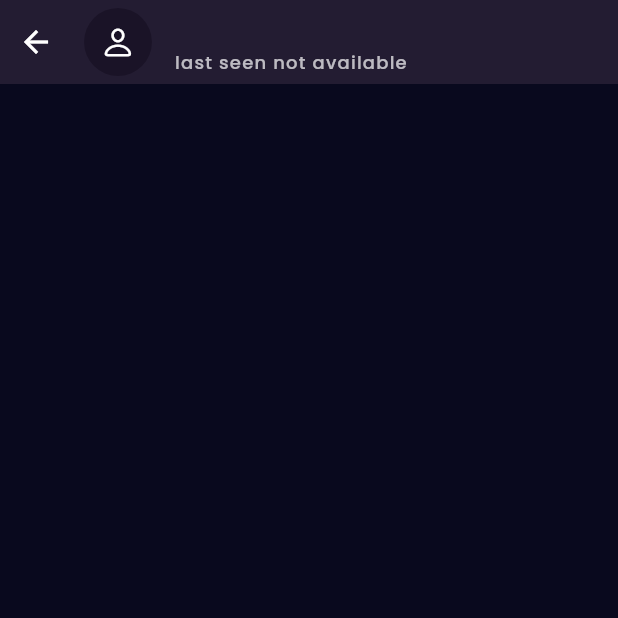
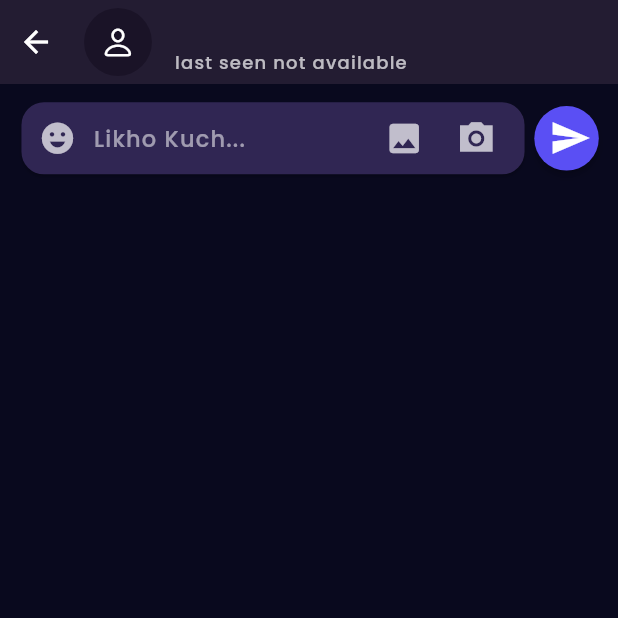
Before and after one commit to stp2003/Bakaiti, a Flutter app: the ChatScreen screen opened directly with empty values, on a phone screen of 412 x 824 dp, the top half of it. Run offline on Flutter 3.47's test engine with Material 3 defaults, Android fonts, the phone set to English and light mode, and no system bars; drawn by our look-alikes of cached_network_image; our stand-ins replace cloud_firestore, firebase_auth, firebase_core, firebase_storage, google_sign_in, image_picker; accounts and stored records are empty; network calls fail.

Commit message:
chat screen bottom input text field added

```diff
--- a/lib/constants/colors.dart
+++ b/lib/constants/colors.dart
@@ -3,7 +3,7 @@ import 'package:flutter/material.dart';
 const bgColor = Color.fromRGBO(16, 13, 34, 1);
 const cardColor = Color.fromRGBO(32, 24, 56, 1.0);
 const messageScreenColor = Color.fromRGBO(9, 9, 30, 1.0);
-const textFieldColor = Color.fromRGBO(24, 24, 84, 1.0);
+const textFieldColor = Color.fromRGBO(48, 38, 83, 1.0);
 const floatingActionButtonColor = Color.fromRGBO(90, 79, 244, 1.0);
 const appBarColor = Color.fromRGBO(26, 19, 39, 1.0);
 const greenColorField = Color.fromARGB(255, 64, 142, 12);
--- a/lib/screen/chat_screen.dart
+++ b/lib/screen/chat_screen.dart
@@ -28,8 +28,12 @@ class _ChatScreenState extends State<ChatScreen> {
           automaticallyImplyLeading: false,
           flexibleSpace: _appBar(),
         ),
-
         //?? body ->
+        body: Column(
+          children: [
+            _chatInput(),
+          ],
+        ),
       ),
     );
   }
@@ -102,4 +106,101 @@ class _ChatScreenState extends State<ChatScreen> {
       ),
     );
   }
+
+  //?? bottom chat input field ->
+  Widget _chatInput() {
+    //*** media query ->
+    final size = MediaQuery.of(context).size;
+
+    return Padding(
+      padding: EdgeInsets.symmetric(
+        vertical: size.height * .01,
+        horizontal: size.width * .025,
+      ),
+      child: Row(
+        children: [
+          //*** input field & buttons ->
+          Expanded(
+            child: Card(
+              color: textFieldColor,
+              shape: RoundedRectangleBorder(
+                borderRadius: BorderRadius.circular(15.0),
+              ),
+              child: Row(
+                children: [
+                  //*** emoji button ->
+                  IconButton(
+                    onPressed: () {},
+                    icon: const Icon(
+                      Icons.emoji_emotions_sharp,
+                      color: Colors.white70,
+                      size: 25.0,
+                    ),
+                  ),
+                  Expanded(
+                    child: TextField(
+                      style: const TextStyle(
+                        fontFamily: 'poppins_medium',
+                        fontSize: 15.0,
+                        letterSpacing: 0.8,
+                        color: Colors.white,
+                      ),
+                      // controller: _textController,
+                      keyboardType: TextInputType.multiline,
+                      maxLines: null,
+                      onTap: () {},
+                      decoration: const InputDecoration(
+                        hintText: 'Likho Kuch...',
+                        hintStyle: TextStyle(
+                          color: Colors.white54,
+                        ),
+                        border: InputBorder.none,
+                      ),
+                    ),
+                  ),
+                  //*** pick image from gallery button ->
+                  IconButton(
+                    onPressed: () async {},
+                    icon: const Icon(
+                      Icons.image,
+                      color: Colors.white70,
+                      size: 26.0,
+                    ),
+                  ),
+                  //*** take image from camera button ->
+                  IconButton(
+                    onPressed: () async {},
+                    icon: const Icon(
+                      Icons.camera_alt_sharp,
+                      color: Colors.white70,
+                      size: 26.0,
+                    ),
+                  ),
+                  SizedBox(width: size.width * .02),
+                ],
+              ),
+            ),
+          ),
+          //*** send message button ->
+          MaterialButton(
+            onPressed: () {},
+            minWidth: 0,
+            padding: const EdgeInsets.only(
+              top: 10.0,
+              bottom: 10.0,
+              right: 5.0,
+              left: 10.0,
+            ),
+            shape: const CircleBorder(),
+            color: floatingActionButtonColor,
+            child: const Icon(
+              Icons.send_sharp,
+              color: Colors.white,
+              size: 28.0,
+            ),
+          )
+        ],
+      ),
+    );
+  }
 }
```
